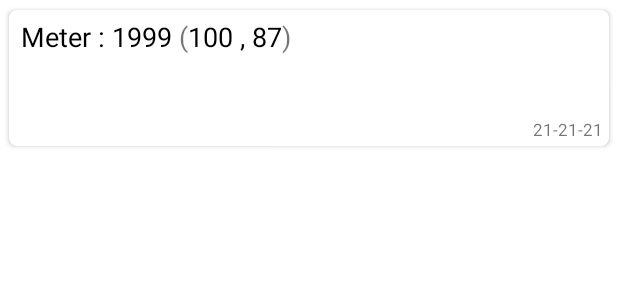
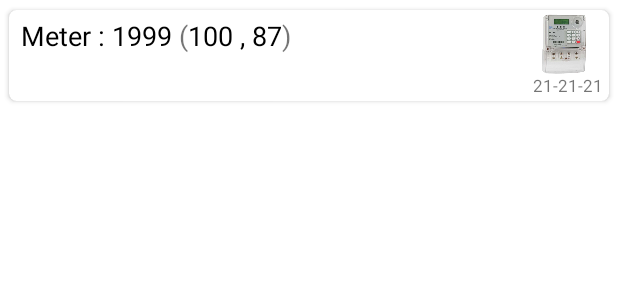
Before and after one commit to narumiya1/plnmeter_reader, an Android app: the layout row_history2.xml on its own in the app's theme, with its tools: preview values and no code run, on a phone screen of 412 x 824 dp. Shown: the top 300 px of the screen. Run offline under Robolectric (Android 15) with nearby library versions, the phone set to English and light mode, and no system bars; plain views replace PhotoView.

Commit message:
update ui row history image

```diff
--- a/app/src/main/res/layout/row_history2.xml
+++ b/app/src/main/res/layout/row_history2.xml
@@ -3,7 +3,7 @@
     xmlns:app="http://schemas.android.com/apk/res-auto"
     android:id="@+id/cvMain_addresss"
     android:layout_width="match_parent"
-    android:layout_height="100dp"
+    android:layout_height="70dp"
     android:layout_margin="2dp"
     android:background="@drawable/line_cardview"
     android:padding="2dp"
@@ -21,7 +21,7 @@
         <LinearLayout
             android:id="@+id/llMetr2"
             android:layout_marginLeft="4dp"
-            android:layout_width="match_parent"
+            android:layout_width="wrap_content"
             android:layout_height="wrap_content"
             android:orientation="horizontal"
             android:padding="2dp"
@@ -115,17 +115,27 @@
 
 
         </LinearLayout>
+        <LinearLayout
+            android:layout_toRightOf="@+id/llMetr2"
+            android:id="@+id/llImage"
+            android:gravity="right"
+            android:layout_width="match_parent"
+            android:layout_height="wrap_content">
             <com.github.chrisbanes.photoview.PhotoView
                 android:id="@+id/imgvx"
                 android:layout_marginLeft="8dp"
+                android:layout_marginRight="8dp"
                 android:layout_below="@+id/llMetr2"
                 android:layout_width="40dp"
+                android:src="@drawable/metr"
                 android:layout_height="40dp"/>
+
+        </LinearLayout>
         <TextView
             android:id="@+id/txtDate2"
             android:layout_width="match_parent"
             android:layout_height="wrap_content"
-            android:layout_below="@+id/imgvx"
+            android:layout_below="@+id/llImage"
             android:layout_gravity="right"
             android:layout_marginRight="2dp"
             android:gravity="bottom|right"
```
Lines whose indentation alone changed are shown as unchanged.
